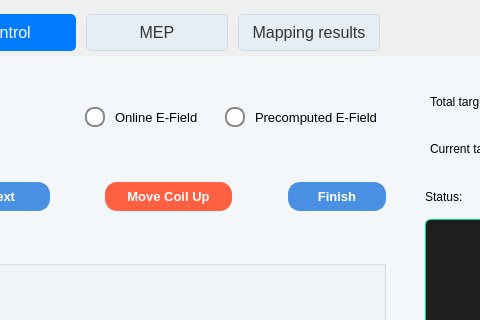
Before: the Qt Designer form src/neuropilot/controller/gui/pipeline_control2.ui in TMS-NeuroPilot/tms-neuropilot, drawn with Qt 5; both pictures show x 384 to 864 and y 0 to 320 of the 1244 by 894 pixel window.
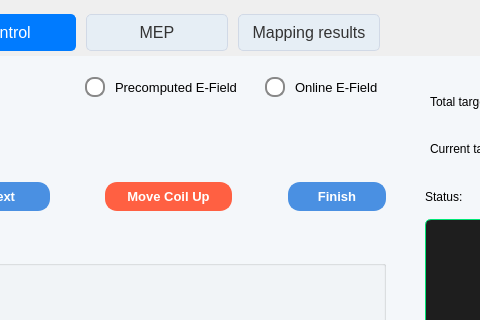
After: the same form once the commit is applied. Icons and pictures are not drawn. Custom widgets are drawn as their Qt base class.

Commit message:
Swap and raise the E-field mode radios on the Control tab
Precomputed E-Field now sits left of Online E-Field, both moved up to
the label row (above the status LEDs) instead of beside them.

```diff
--- a/src/neuropilot/controller/gui/pipeline_control2.ui
+++ b/src/neuropilot/controller/gui/pipeline_control2.ui
@@ -3497,8 +3497,8 @@
          <widget class="QRadioButton" name="online_efield_btn">
           <property name="geometry">
            <rect>
-            <x>450</x>
-            <y>40</y>
+            <x>630</x>
+            <y>10</y>
             <width>131</width>
             <height>23</height>
            </rect>
@@ -3513,8 +3513,8 @@
          <widget class="QRadioButton" name="offline_efield_btn">
           <property name="geometry">
            <rect>
-            <x>590</x>
-            <y>40</y>
+            <x>450</x>
+            <y>10</y>
             <width>171</width>
             <height>23</height>
            </rect>
```
